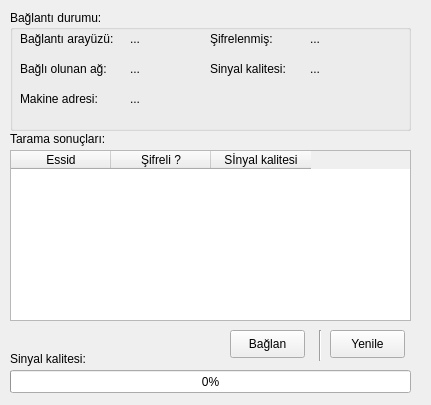
First picture: the form in projeler/network-manager/wlanInfo.ui, repository atlantistruva/truvalinux, before the edit.
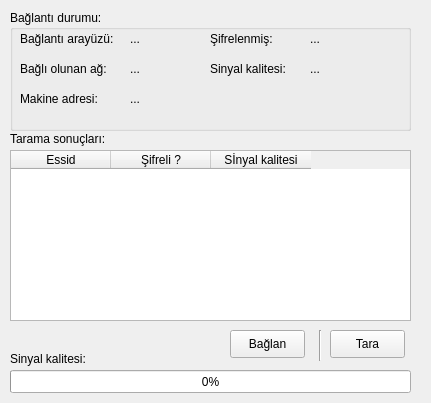
Second picture: the form after the edit.

The edit to the form file:
```diff
--- a/projeler/network-manager/wlanInfo.ui
+++ b/projeler/network-manager/wlanInfo.ui
@@ -6,7 +6,7 @@
     <x>0</x>
     <y>0</y>
     <width>431</width>
-    <height>405</height>
+    <height>403</height>
    </rect>
   </property>
   <property name="windowTitle" >
@@ -42,7 +42,7 @@
      <rect>
       <x>120</x>
       <y>20</y>
-      <width>91</width>
+      <width>81</width>
       <height>18</height>
      </rect>
     </property>
@@ -133,7 +133,7 @@
      <rect>
       <x>120</x>
       <y>80</y>
-      <width>54</width>
+      <width>201</width>
       <height>18</height>
      </rect>
     </property>
@@ -229,7 +229,7 @@
     </rect>
    </property>
    <property name="text" >
-    <string>Yenile</string>
+    <string>Tara</string>
    </property>
   </widget>
   <widget class="Line" name="line" >
```
Left out of the diff: 23 changed lines with no effect on the pictures.
